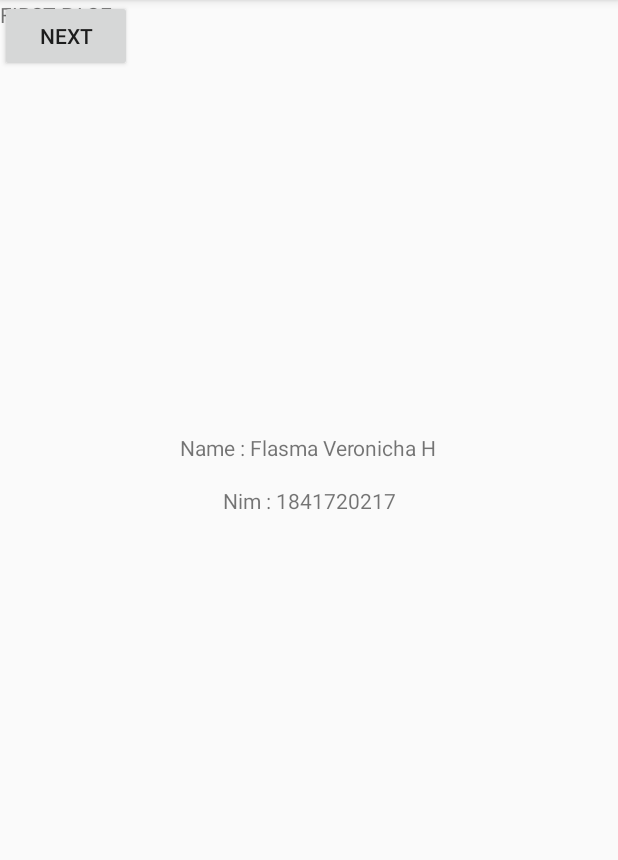
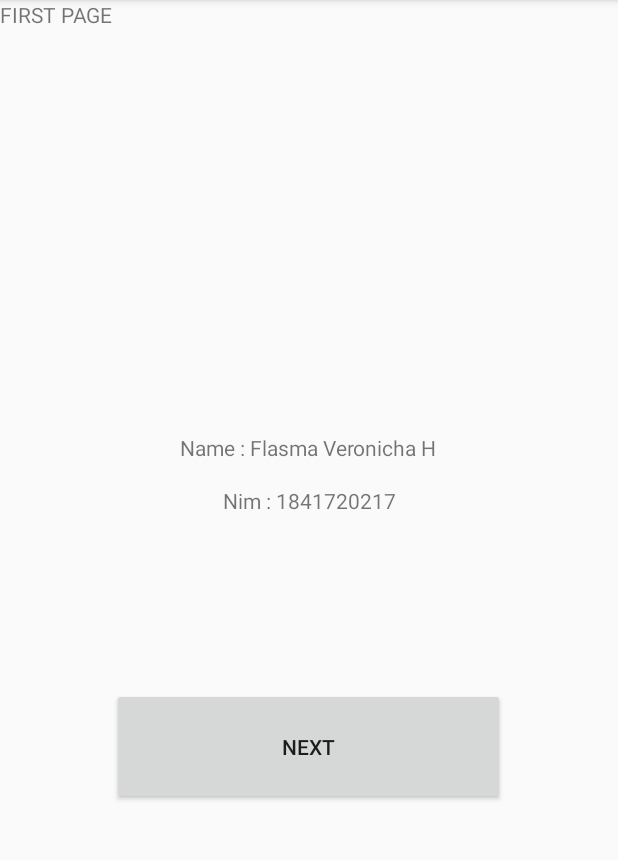
Before and after one commit to polinema-mobile/04-hello-world-breakout-5, an Android app: the screen it shows after launch (MainActivity), on a phone screen of 412 x 824 dp, the part 84-944 px from its top. Run offline under Robolectric (Android 15) with nearby library versions, the phone set to English and light mode, and no system bars.

Commit message:
abdulati edit

```diff
--- a/app/src/main/res/layout/activity_main.xml
+++ b/app/src/main/res/layout/activity_main.xml
@@ -7,6 +7,7 @@
     tools:context=".MainActivity">
 
     <TextView
+        android:id="@+id/textView6"
         android:layout_width="wrap_content"
         android:layout_height="wrap_content"
         android:text="Name : Flasma Veronicha H"
@@ -30,11 +31,15 @@
 
     <Button
         android:id="@+id/button"
-        android:layout_width="wrap_content"
-        android:layout_height="wrap_content"
+        android:layout_width="262dp"
+        android:layout_height="78dp"
         android:text="Next"
-        tools:layout_editor_absoluteX="166dp"
-        tools:layout_editor_absoluteY="357dp" />
+        app:layout_constraintBottom_toBottomOf="parent"
+        app:layout_constraintEnd_toEndOf="parent"
+        app:layout_constraintHorizontal_bias="0.496"
+        app:layout_constraintStart_toStartOf="parent"
+        app:layout_constraintTop_toTopOf="parent"
+        app:layout_constraintVertical_bias="0.665" />
 
     <TextView
         android:id="@+id/textView3"
```
Also changed, not shown: app/src/main/java/com/example/try1/MainActivity2.java (+17 -1 lines), app/src/main/res/layout/activity_main2.xml (+12 -0 lines).
